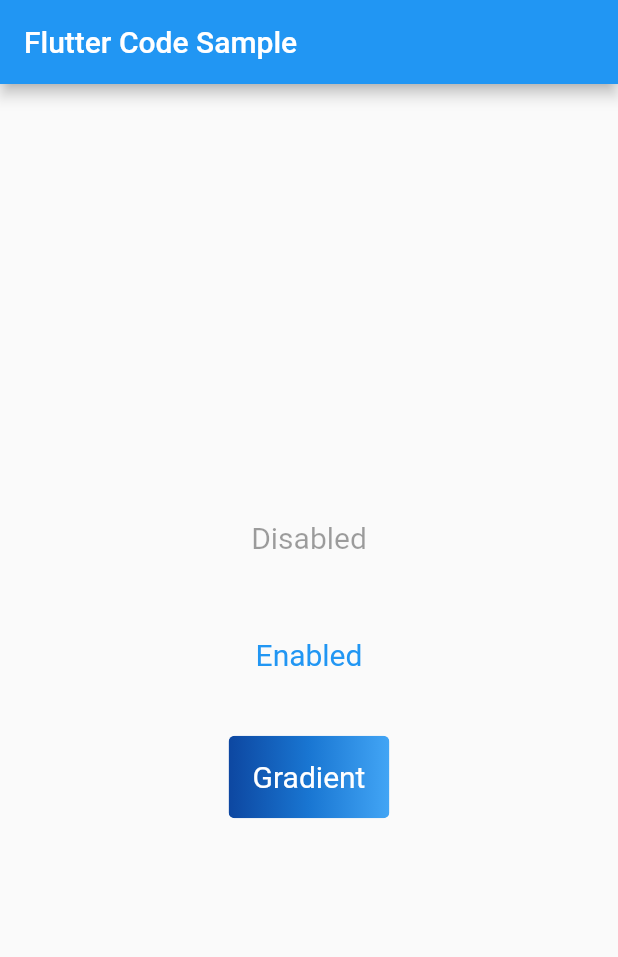
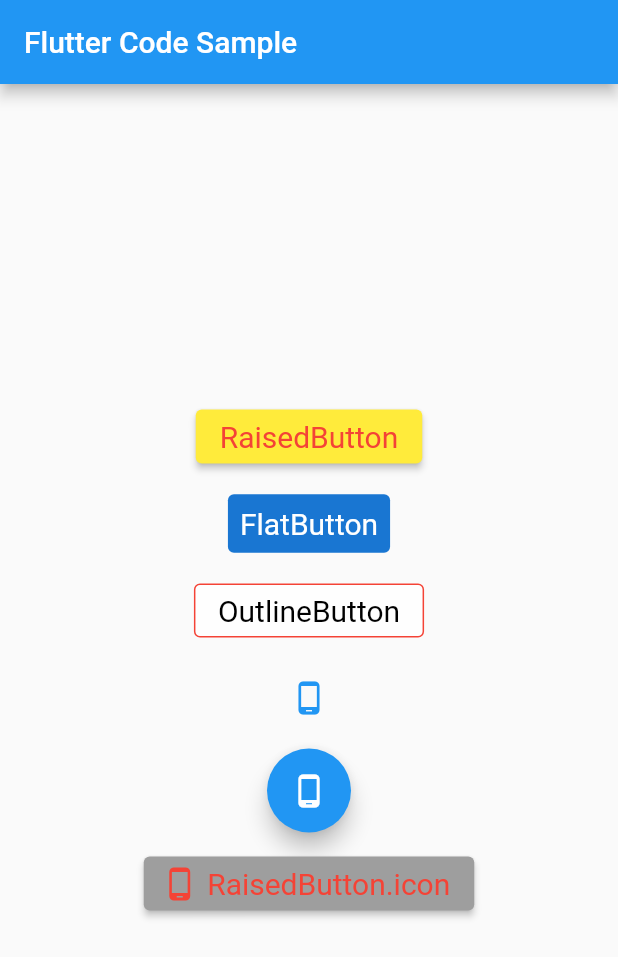
Before and after one commit to yicheng0626/button, a Flutter app: the screen it shows after launch, on a phone screen of 412 x 824 dp. Shown: the top 957 px of the screen. Run offline on Flutter 3.47's test engine with Material 2 defaults, Android fonts, the phone set to English and light mode, and no system bars; our stand-ins replace fluttertoast.

Commit message:
commit_button

```diff
--- a/lib/main.dart
+++ b/lib/main.dart
@@ -1,4 +1,6 @@
 import 'package:flutter/material.dart';
+import 'package:fluttertoast/fluttertoast.dart';
+
 
 void main() => runApp(const MyApp());
 
@@ -28,51 +30,122 @@ class MyStatelessWidget extends StatelessWidget {
       child: Column(
         mainAxisSize: MainAxisSize.min,
         children: <Widget>[
+          ElevatedButton(
+            style: TextButton.styleFrom(
+              textStyle: const TextStyle(fontSize: 20),
+              backgroundColor: Color(0xFFFFEB3B),
+              foregroundColor: Colors.red,
+            ),
+            child: const Text('RaisedButton'),
+            onPressed: () {
+              Fluttertoast.showToast(
+                  msg: "你按下RaisedButton",
+                  toastLength: Toast.LENGTH_SHORT,
+                  gravity: ToastGravity.BOTTOM,
+                  timeInSecForIosWeb: 2,
+                  backgroundColor: Colors.black45,
+                  textColor: Colors.white,
+                  fontSize: 16.0);
+
+            },
+
+          ),
+
+          const SizedBox(height: 10),
+
           TextButton(
             style: TextButton.styleFrom(
               textStyle: const TextStyle(fontSize: 20),
+              backgroundColor: Color(0xFF1976D2),
+              foregroundColor: Colors.white,
             ),
-            onPressed: null,
-            child: const Text('Disabled'),
+            onPressed: () {
+              Fluttertoast.showToast(
+                  msg: "你按下FlatButton",
+                  toastLength: Toast.LENGTH_SHORT,
+                  gravity: ToastGravity.BOTTOM,
+                  timeInSecForIosWeb: 2,
+                  backgroundColor: Colors.black45,
+                  textColor: Colors.white,
+                  fontSize: 16.0);
+            },
+            child: const Text('FlatButton'),
           ),
-          const SizedBox(height: 30),
-          TextButton(
+
+          const SizedBox(height: 10),
+
+          OutlinedButton(
             style: TextButton.styleFrom(
               textStyle: const TextStyle(fontSize: 20),
+              backgroundColor: Color(0xB3FFFFFF),
+              foregroundColor: Colors.black,
+              side: (BorderSide(width: 1, color: Color(0xFFF44336))),
             ),
-            onPressed: () {},
-            child: const Text('Enabled'),
+            onPressed: () {              Fluttertoast.showToast(
+                msg: "你按下OutlinedButton",
+                toastLength: Toast.LENGTH_SHORT,
+                gravity: ToastGravity.BOTTOM,
+                timeInSecForIosWeb: 2,
+                backgroundColor: Colors.black45,
+                textColor: Colors.white,
+                fontSize: 16.0);},
+            child: const Text('OutlineButton'),
           ),
-          const SizedBox(height: 30),
-          ClipRRect(
-            borderRadius: BorderRadius.circular(4),
-            child: Stack(
-              children: <Widget>[
-                Positioned.fill(
-                  child: Container(
-                    decoration: const BoxDecoration(
-                      gradient: LinearGradient(
-                        colors: <Color>[
-                          Color(0xFF0D47A1),
-                          Color(0xFF1976D2),
-                          Color(0xFF42A5F5),
-                        ],
-                      ),
-                    ),
-                  ),
-                ),
-                TextButton(
-                  style: TextButton.styleFrom(
-                    foregroundColor: Colors.white,
-                    padding: const EdgeInsets.all(16.0),
-                    textStyle: const TextStyle(fontSize: 20),
-                  ),
-                  onPressed: () {},
-                  child: const Text('Gradient'),
-                ),
-              ],
-            ),
+
+          const SizedBox(height: 10),
+
+          IconButton(
+            color: Colors.blue,
+            icon: Icon(Icons.phone_android),
+            onPressed: () {              Fluttertoast.showToast(
+                msg: "你按下IconButton",
+                toastLength: Toast.LENGTH_SHORT,
+                gravity: ToastGravity.BOTTOM,
+                timeInSecForIosWeb: 2,
+                backgroundColor: Colors.black45,
+                textColor: Colors.white,
+                fontSize: 16.0);},
           ),
+
+          const SizedBox(height: 10),
+
+          FloatingActionButton(
+            onPressed: () {
+              Fluttertoast.showToast(
+                msg: "你按下IconPhone",
+                toastLength: Toast.LENGTH_SHORT,
+                gravity: ToastGravity.BOTTOM,
+                timeInSecForIosWeb: 2,
+                backgroundColor: Colors.black45,
+                textColor: Colors.white,
+                fontSize: 16.0);
+            },
+            backgroundColor: Colors.blue,
+            child: const Icon(Icons.phone_android),
+
+          ),
+
+          const SizedBox(height: 10),
+
+          ElevatedButton.icon(
+              onPressed: () {
+                Fluttertoast.showToast(
+                    msg: "RaisedButton.icon",
+                    toastLength: Toast.LENGTH_SHORT,
+                    gravity: ToastGravity.BOTTOM,
+                    timeInSecForIosWeb: 2,
+                    backgroundColor: Colors.black45,
+                    textColor: Colors.white,
+                    fontSize: 16.0);
+              },
+              style: TextButton.styleFrom(
+                textStyle: const TextStyle(fontSize: 20),
+                backgroundColor: Color(0xFF9E9E9E),
+                foregroundColor: Colors.red,
+              ),
+              icon: Icon(Icons.phone_android),
+              label: Text('RaisedButton.icon')),
+
         ],
       ),
     );
--- a/pubspec.yaml
+++ b/pubspec.yaml
@@ -36,6 +36,8 @@ dependencies:
   # The following adds the Cupertino Icons font to your application.
   # Use with the CupertinoIcons class for iOS style icons.
   cupertino_icons: ^1.0.2
+  fluttertoast: ^8.1.1
+
 
 dev_dependencies:
   flutter_test:
```
Also changed, not shown: pubspec.lock, 1 other file.
